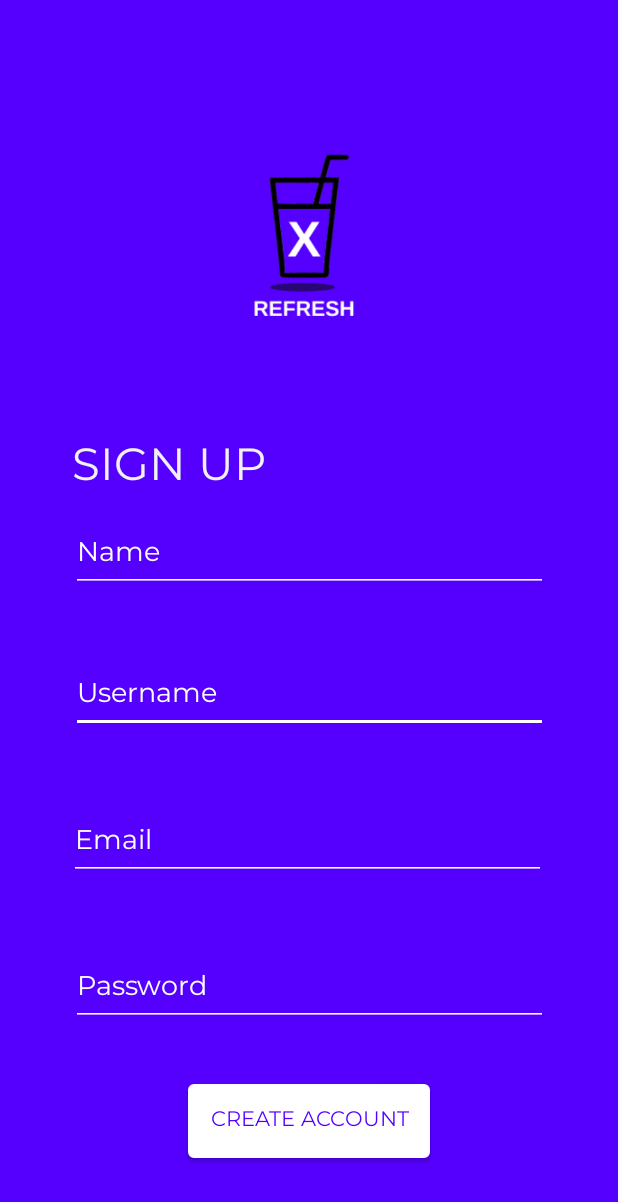
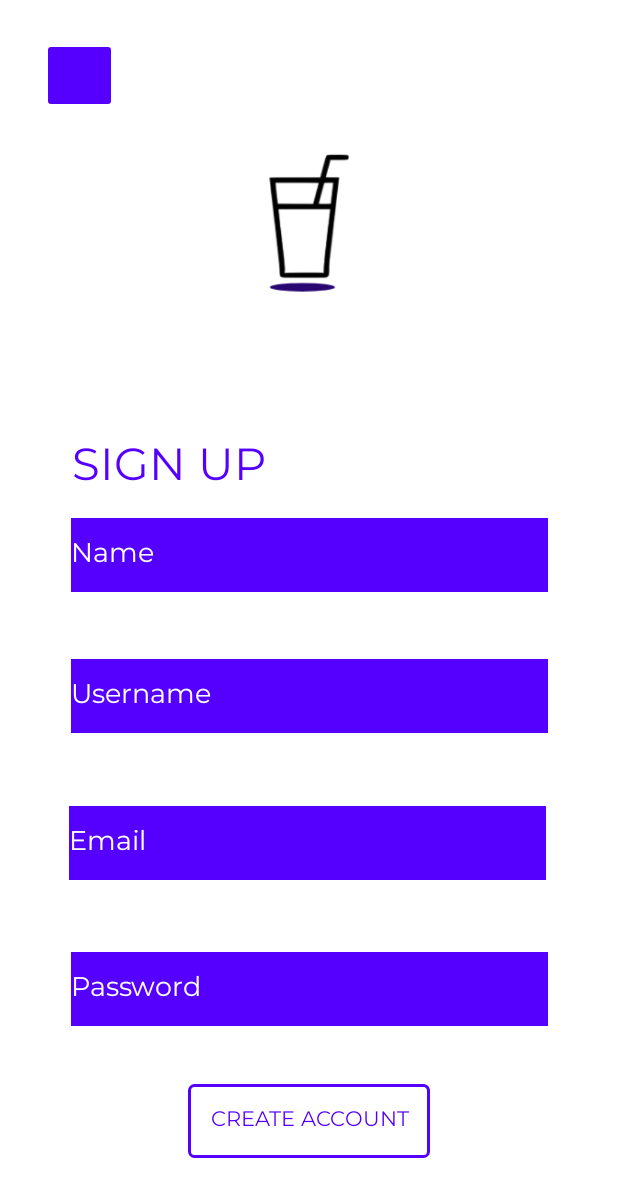
Before and after one commit to Halwahadi/RefreshX, an Android app: the RegisterActivity screen opened directly, with no data from a screen before it, on a phone screen of 412 x 824 dp. Shown: the top 1202 px of the screen. Run offline under Robolectric (Android 15) with nearby library versions, the phone set to English and light mode, and no system bars.

Commit message:
updated look of registration page

```diff
--- a/app/src/main/res/layout/activity_main.xml
+++ b/app/src/main/res/layout/activity_main.xml
@@ -4,8 +4,8 @@
     xmlns:tools="http://schemas.android.com/tools"
     android:layout_width="match_parent"
     android:layout_height="match_parent"
-    tools:context=".RegisterActivity"
-    android:background="#5500ff">
+    android:background="@android:color/white"
+    tools:context=".RegisterActivity">
 
     <TextView
         android:id="@+id/textView4"
@@ -17,7 +17,7 @@
         android:fontFamily="@font/montserrat"
         android:text="Sign Up"
         android:textAllCaps="true"
-        android:textColor="#F1F1F1"
+        android:textColor="@color/lightPurple"
         android:textSize="30sp"
         app:layout_constraintBottom_toBottomOf="parent"
         app:layout_constraintRight_toRightOf="parent"
@@ -32,7 +32,8 @@
         android:layout_marginTop="10dp"
         android:layout_marginEnd="48dp"
         android:layout_marginBottom="19dp"
-        android:backgroundTint="@android:color/white"
+        android:background="@color/lightPurple"
+        android:backgroundTint="@color/lightPurple"
         android:ems="10"
         android:fontFamily="@font/montserrat"
         android:inputType="textPersonName"
@@ -52,7 +53,8 @@
         android:layout_marginTop="10dp"
         android:layout_marginEnd="48dp"
         android:layout_marginBottom="19dp"
-        android:backgroundTint="@android:color/white"
+        android:background="@color/lightPurple"
+        android:backgroundTint="@color/lightPurple"
         android:ems="10"
         android:fontFamily="@font/montserrat"
         android:inputType="textEmailAddress"
@@ -72,7 +74,8 @@
         android:layout_marginTop="10dp"
         android:layout_marginEnd="48dp"
         android:layout_marginBottom="19dp"
-        android:backgroundTint="@android:color/white"
+        android:background="@color/lightPurple"
+        android:backgroundTint="@color/lightPurple"
         android:ems="10"
         android:fontFamily="@font/montserrat"
         android:hint="Password"
@@ -91,7 +94,7 @@
         android:layout_marginStart="162dp"
         android:layout_marginEnd="161dp"
         android:layout_marginBottom="52dp"
-        android:background="@drawable/white_button"
+        android:background="@drawable/outlined_button"
         android:fontFamily="@font/montserrat"
         android:text="CREATE ACCOUNT"
         android:textColor="@color/lightPurple"
@@ -108,7 +111,8 @@
         android:layout_marginTop="26dp"
         android:layout_marginEnd="48dp"
         android:layout_marginBottom="16dp"
-        android:backgroundTint="@android:color/white"
+        android:background="@color/lightPurple"
+        android:backgroundTint="@color/lightPurple"
         android:ems="10"
         android:fontFamily="@font/montserrat"
         android:inputType="textPersonName"
@@ -143,6 +147,7 @@
         app:layout_constraintEnd_toEndOf="parent"
         app:layout_constraintHorizontal_bias="1.0"
         app:layout_constraintStart_toEndOf="@+id/textView4"
-        app:layout_constraintTop_toTopOf="parent" />
+        app:layout_constraintTop_toTopOf="parent"
+        app:srcCompat="@drawable/purple_new_logo" />
 
 </androidx.constraintlayout.widget.ConstraintLayout>
```
